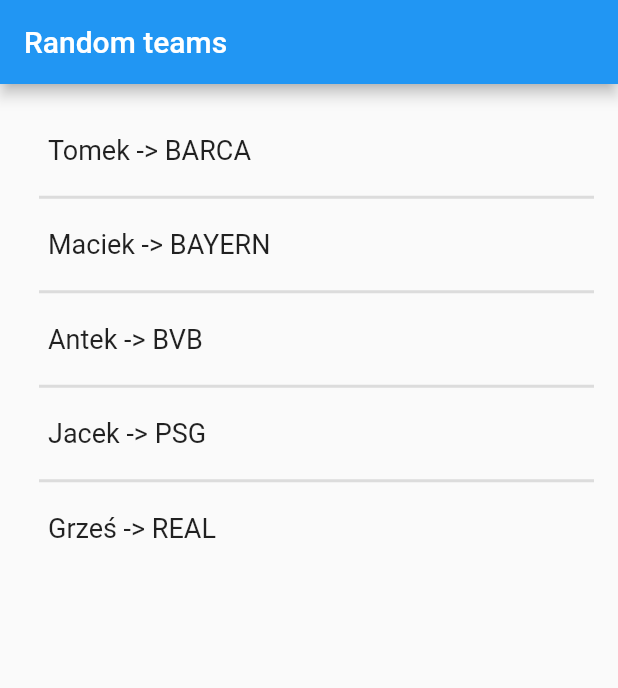
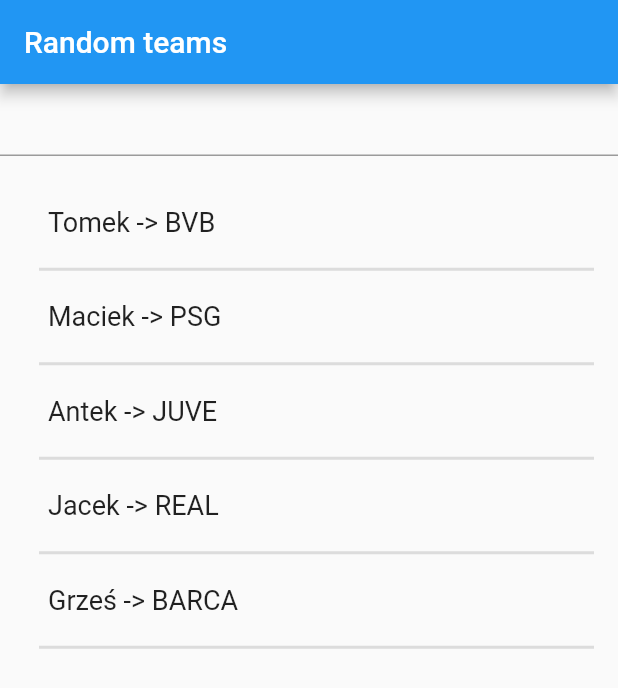
Before and after one commit to mdziardziel/random-clubs, a Flutter app: the screen it shows after launch, on a phone screen of 412 x 824 dp. Shown: the top 688 px of the screen. Run offline on Flutter 3.47's test engine with Material 2 defaults, Android fonts, the phone set to English and light mode, and no system bars.

Commit message:
input clubs

```diff
--- a/lib/main.dart
+++ b/lib/main.dart
@@ -17,13 +17,16 @@
 }
 
 class RandomTeamsState extends State<RandomTeams> {
-  static final teamsStart = ['BVB', 'PSG', 'JUVE', 'REAL', 'BARCA', 'MANU', 'BAYERN'];
-  static final players = ['Tomek', 'Maciek', 'Antek', 'Jacek', 'Grześ'];
+  List<String> clubs = ['BVB', 'PSG', 'JUVE', 'REAL', 'BARCA', 'MANU', 'BAYERN'];
+  List<String> players = ['Tomek', 'Maciek', 'Antek', 'Jacek', 'Grześ'];
+  List<String> clubsShuffeled = ['BVB', 'PSG', 'JUVE', 'REAL', 'BARCA', 'MANU', 'BAYERN'];
 
-  static List<String> shuffledTeams() => (teamsStart.toList()..shuffle()).take(players.length).toList();
+  final _biggerFont = const TextStyle(fontSize: 18.0);
+  final TextEditingController clubInputCtrl = new TextEditingController();
 
-  final _teams = shuffledTeams();
-  final _biggerFont = const TextStyle(fontSize: 18.0);
+  void shuffleClubs(clubs, clubsNum) {
+    clubsShuffeled = (clubs.toList()..shuffle()).take(clubsNum).toList();
+  }
 
   @override
   Widget build(BuildContext context) {
@@ -31,14 +34,34 @@
         appBar: AppBar(
           title: Text('Random teams'),
         ),
-        body: _buildPairs(),
+        body: Column(
+          children: [
+            _clubsInput(),
+            _buildPairs(),
+          ]
+        ),
       );
+  }
+
+  Widget _clubsInput() {
+    return TextField(
+      controller: clubInputCtrl,
+      onSubmitted: (text) {
+        clubs.add(text);  // Append Text to the list
+        shuffleClubs(clubs, players.length);
+        clubInputCtrl.clear();     // Clear the Text area
+        setState(() {});   // Redraw the Stateful Widget
+      }
+    );
   }
 
   Widget _buildPairs() {
     return ListView.builder(
         padding: const EdgeInsets.all(16.0),
-        itemCount: players.length * 2 - 1,
+        itemCount: players.length * 2,
+        // https://stackoverflow.com/questions/50252569/vertical-viewport-was-given-unbounded-height
+        scrollDirection: Axis.vertical,
+        shrinkWrap: true,
         itemBuilder: /*1*/ (context, i) {
           if (i.isOdd) return Divider(
             color: Colors.grey[150],
@@ -49,7 +72,7 @@
           ); /*2*/
 
           final index = i ~/ 2; /*3*/
-          return _buildRow(_teams[index], players[index]);
+          return _buildRow(clubsShuffeled[index], players[index]);
       });
   }
 
@@ -60,6 +83,8 @@
       style: _biggerFont,
     ),
   );
+
+
 }
 }
 
```
